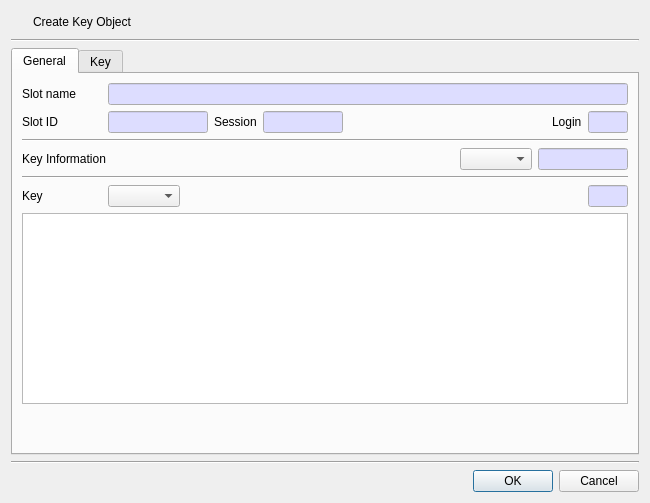
First picture: the form in CryptokiMan/create_key_dlg.ui, repository jykim74/CryptokiMan, before the edit.
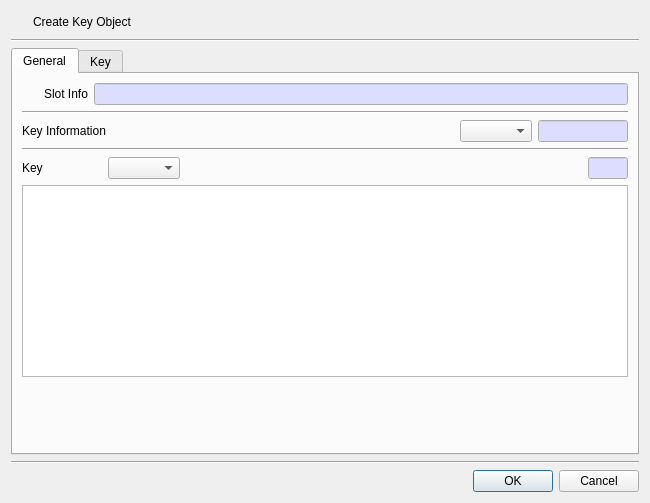
Second picture: the form after the edit. The open tabs and pages were chosen to show the change. Icons and pictures are not drawn.

Diff of the .ui file:
```diff
--- a/CryptokiMan/create_key_dlg.ui
+++ b/CryptokiMan/create_key_dlg.ui
@@ -73,21 +73,21 @@
          <property name="topMargin">
           <number>0</number>
          </property>
-         <item row="0" column="0">
+         <item row="0" column="1">
           <widget class="QLabel" name="label">
            <property name="minimumSize">
             <size>
-             <width>80</width>
+             <width>0</width>
              <height>0</height>
             </size>
            </property>
            <property name="text">
-            <string>Slot name</string>
+            <string>Slot Info</string>
            </property>
           </widget>
          </item>
-         <item row="0" column="1">
-          <widget class="QLineEdit" name="mSlotNameText">
+         <item row="0" column="2">
+          <widget class="QLineEdit" name="mSlotInfoText">
            <property name="palette">
             <palette>
              <active>
@@ -120,203 +120,32 @@
            </property>
           </widget>
          </item>
-        </layout>
-       </item>
-       <item>
-        <layout class="QGridLayout" name="gridLayout_3">
-         <property name="topMargin">
-          <number>0</number>
-         </property>
          <item row="0" column="0">
-          <widget class="QLabel" name="label_3">
+          <widget class="QPushButton" name="mSlotBtn">
            <property name="minimumSize">
             <size>
-             <width>80</width>
+             <width>16</width>
              <height>0</height>
             </size>
            </property>
-           <property name="text">
-            <string>Slot ID</string>
-           </property>
-          </widget>
-         </item>
-         <item row="0" column="5">
-          <widget class="QLabel" name="label_6">
-           <property name="text">
-            <string>Login</string>
-           </property>
-          </widget>
-         </item>
-         <item row="0" column="3">
-          <widget class="QLineEdit" name="mSessionText">
            <property name="maximumSize">
             <size>
-             <width>80</width>
+             <width>16</width>
              <height>16777215</height>
             </size>
            </property>
-           <property name="palette">
-            <palette>
-             <active>
-              <colorrole role="Base">
-               <brush brushstyle="SolidPattern">
-                <color alpha="255">
-                 <red>221</red>
-                 <green>221</green>
-                 <blue>255</blue>
-                </color>
-               </brush>
-              </colorrole>
-             </active>
-             <inactive>
-              <colorrole role="Base">
-               <brush brushstyle="SolidPattern">
-                <color alpha="255">
-                 <red>221</red>
-                 <green>221</green>
-                 <blue>255</blue>
-                </color>
-               </brush>
-              </colorrole>
-             </inactive>
-             <disabled>
-              <colorrole role="Base">
-               <brush brushstyle="SolidPattern">
-                <color alpha="255">
-                 <red>240</red>
-                 <green>240</green>
-                 <blue>240</blue>
-                </color>
-               </brush>
-              </colorrole>
-             </disabled>
-            </palette>
-           </property>
-           <property name="readOnly">
-            <bool>true</bool>
-           </property>
-          </widget>
-         </item>
-         <item row="0" column="2">
-          <widget class="QLabel" name="label_5">
            <property name="text">
-            <string>Session</string>
+            <string/>
            </property>
-          </widget>
-         </item>
-         <item row="0" column="1">
-          <widget class="QLineEdit" name="mSlotIDText">
-           <property name="maximumSize">
-            <size>
-             <width>100</width>
-             <height>16777215</height>
-            </size>
+           <property name="icon">
+            <iconset resource="cryptokiman.qrc">
+             <normaloff>:/images/slot.png</normaloff>:/images/slot.png</iconset>
            </property>
-           <property name="palette">
-            <palette>
-             <active>
-              <colorrole role="Base">
-               <brush brushstyle="SolidPattern">
-                <color alpha="255">
-                 <red>221</red>
-                 <green>221</green>
-                 <blue>255</blue>
-                </color>
-               </brush>
-              </colorrole>
-             </active>
-             <inactive>
-              <colorrole role="Base">
-               <brush brushstyle="SolidPattern">
-                <color alpha="255">
-                 <red>221</red>
-                 <green>221</green>
-                 <blue>255</blue>
-                </color>
-               </brush>
-              </colorrole>
-             </inactive>
-             <disabled>
-              <colorrole role="Base">
-               <brush brushstyle="SolidPattern">
-                <color alpha="255">
-                 <red>240</red>
-                 <green>240</green>
-                 <blue>240</blue>
-                </color>
-               </brush>
-              </colorrole>
-             </disabled>
-            </palette>
-           </property>
-           <property name="readOnly">
+           <property name="flat">
             <bool>true</bool>
            </property>
           </widget>
          </item>
-         <item row="0" column="6">
-          <widget class="QLineEdit" name="mLoginText">
-           <property name="maximumSize">
-            <size>
-             <width>40</width>
-             <height>16777215</height>
-            </size>
-           </property>
-           <property name="palette">
-            <palette>
-             <active>
-              <colorrole role="Base">
-               <brush brushstyle="SolidPattern">
-                <color alpha="255">
-                 <red>221</red>
-                 <green>221</green>
-                 <blue>255</blue>
-                </color>
-               </brush>
-              </colorrole>
-             </active>
-             <inactive>
-              <colorrole role="Base">
-               <brush brushstyle="SolidPattern">
-                <color alpha="255">
-                 <red>221</red>
-                 <green>221</green>
-                 <blue>255</blue>
-                </color>
-               </brush>
-              </colorrole>
-             </inactive>
-             <disabled>
-              <colorrole role="Base">
-               <brush brushstyle="SolidPattern">
-                <color alpha="255">
-                 <red>240</red>
-                 <green>240</green>
-                 <blue>240</blue>
-                </color>
-               </brush>
-              </colorrole>
-             </disabled>
-            </palette>
-           </property>
-           <property name="readOnly">
-            <bool>true</bool>
-           </property>
-          </widget>
-         </item>
-         <item row="0" column="4">
-          <spacer name="horizontalSpacer">
-           <property name="orientation">
-            <enum>Qt::Horizontal</enum>
-           </property>
-           <property name="sizeHint" stdset="0">
-            <size>
-             <width>40</width>
-             <height>20</height>
-            </size>
-           </property>
-          </spacer>
-         </item>
         </layout>
        </item>
        <item>
```
Left out of the diff: 7 changed lines with no effect on the pictures.
